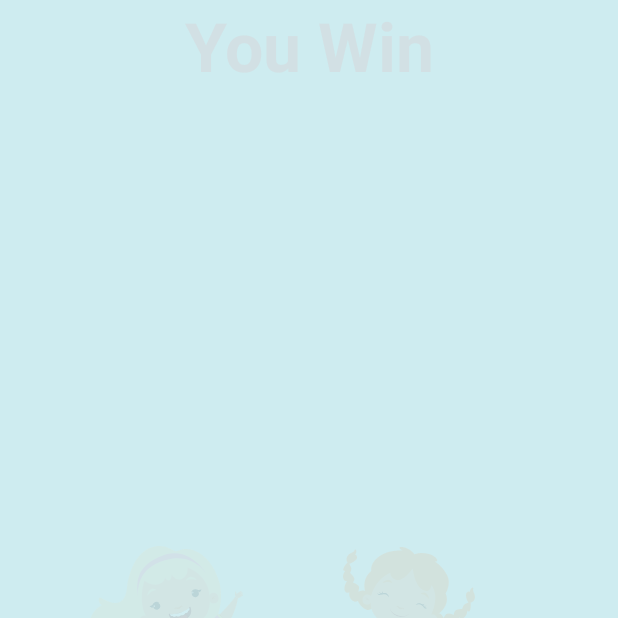
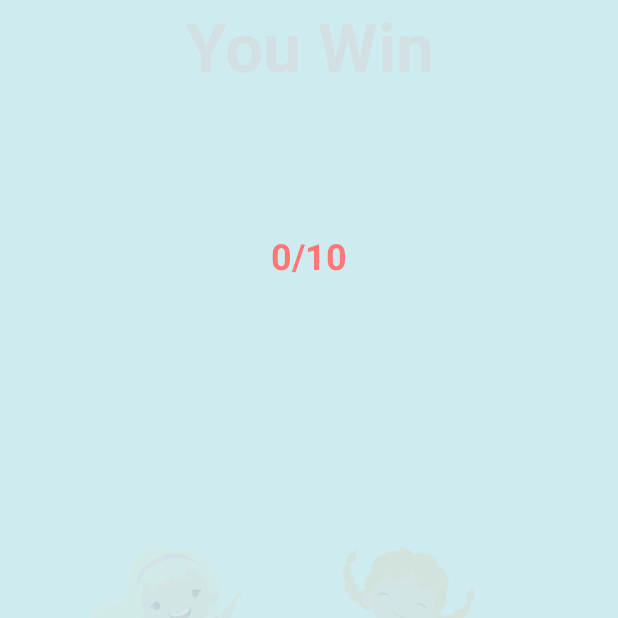
Before and after one commit to DaliaMaged/man-syarba7-el-bonbon, an Android app: the WinActivity screen opened directly, with no data from a screen before it, on a phone screen of 412 x 824 dp, the top half of it. Run offline under Robolectric (Android 15) with nearby library versions, the phone set to English and light mode, and no system bars; plain views replace CircularProgressBar.

Commit message:
adding audio

```diff
--- a/app/src/main/java/com/example/mansyrb7elbonbon/Activity/WinActivity.java
+++ b/app/src/main/java/com/example/mansyrb7elbonbon/Activity/WinActivity.java
@@ -2,6 +2,7 @@ package com.example.mansyrb7elbonbon.Activity;
 
 import androidx.appcompat.app.AppCompatActivity;
 
+import android.media.MediaPlayer;
 import android.os.Bundle;
 import android.view.animation.Animation;
 import android.view.animation.AnimationUtils;
@@ -11,10 +12,12 @@ import android.widget.TextView;
 import com.example.mansyrb7elbonbon.R;
 
 public class WinActivity extends AppCompatActivity {
-    TextView winText;
+    TextView winText,score;
+    int correct,wrong;
     ImageView imgGirl1,imgGirl2,imgGirl3,imgBoy1,imgBoy2;
     Animation topAnimation,topAnimation2,bottonAnimation,rightAnmation,leftAnimation;
     private static int SPLASH_SCREEN=4000;
+    MediaPlayer ring;
 
     @Override
     protected void onCreate(Bundle savedInstanceState) {
@@ -42,6 +45,23 @@ public class WinActivity extends AppCompatActivity {
         imgBoy1.setAnimation(leftAnimation);
         imgBoy2.setAnimation(rightAnmation);
 
+        score=findViewById(R.id.score);
+        correct=getIntent().getIntExtra("correct",0);
+        wrong=getIntent().getIntExtra("wrong",0);
+        score.setText(correct+ "/10");
+if (correct<5){
+    WrongSound();
+}
+else {
+    correctSound();
+}
 
     }
+    private void correctSound(){
+        ring= MediaPlayer.create(WinActivity.this,R.raw.kids2);
+        ring.start();    }
+
+    private void WrongSound(){
+        ring= MediaPlayer.create(WinActivity.this,R.raw.kids1);
+        ring.start();    }
 }
--- a/app/src/main/res/layout/activity_win.xml
+++ b/app/src/main/res/layout/activity_win.xml
@@ -81,7 +81,22 @@
         tools:ignore="MissingConstraints"
         tools:layout_editor_absoluteY="57dp" />
 
+    <TextView
+        android:id="@+id/score"
+        android:layout_width="112dp"
+        android:layout_height="35dp"
+        android:text="score"
+        android:textSize="24sp"
+        android:textStyle="bold"
+        android:textColor="@color/red"
+        android:textAlignment="center"
+        app:layout_constraintBottom_toBottomOf="@+id/relativeLayout"
+        app:layout_constraintEnd_toEndOf="parent"
+        app:layout_constraintStart_toStartOf="parent"
+        app:layout_constraintTop_toBottomOf="@+id/textWin" />
+
     <RelativeLayout
+        android:id="@+id/relativeLayout"
         android:layout_width="wrap_content"
         android:layout_height="140dp"
         android:layout_marginStart="80dp"
--- a/app/src/main/res/values/strings.xml
+++ b/app/src/main/res/values/strings.xml
@@ -9,4 +9,9 @@
 
     <string name="hello_first_fragment">Hello first fragment</string>
     <string name="hello_second_fragment">Hello second fragment. Arg: %1$s</string>
+    <string name="text1">اهلا بك يا صديقي لقد سعدنا بمرورك ونتمني لك الاستمتاع معنا</string>
+
+    <string name="text2">لعبتنا مكونه من عدة مراحل كل مرحله مجموعه من الاسئله</string>
+    <string name="text3">جمع اكبر عدد صحيح من الاساله لكي تتمكن من الحصول علي البونبوني لجعل شخصيتك في اللعبه مميزه</string>
+
 </resources>
```
Also changed, not shown: app/src/main/java/com/example/mansyrb7elbonbon/Activity/MainActivity.java (+28 -14 lines), app/src/main/res/drawable/ic_bonboni.xml (added, +9 -0 lines), app/src/main/res/layout/activity_main.xml (+17 -2 lines), app/src/main/res/layout/activity_one.xml (+14 -0 lines), app/src/main/res/layout/activity_three.xml (+15 -0 lines), app/src/main/res/layout/activity_two.xml (+17 -0 lines), 4 other files. Lines whose indentation alone changed are shown as unchanged.
